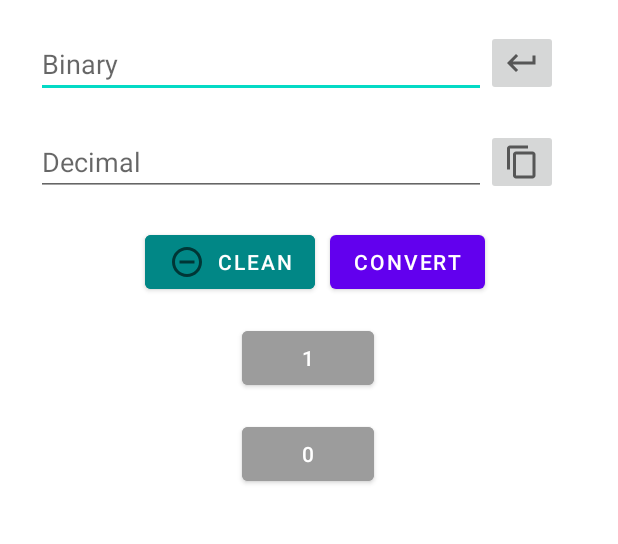
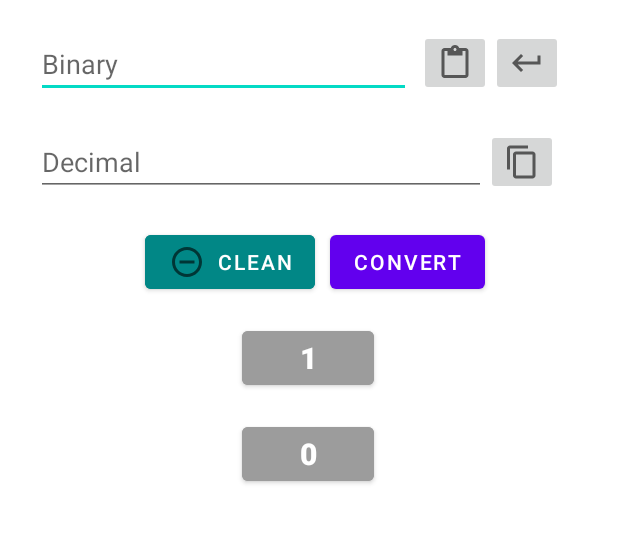
Before and after one commit to gustavodahora/Bin2DecWam, an Android app: the layout activity_main.xml on its own in the app's theme, with its tools: preview values and no code run, on a phone screen of 412 x 824 dp, the part 86-630 px from its top. Run offline under Robolectric (Android 15) with nearby library versions, the phone set to English and light mode, and no system bars.

Commit message:
Adding a new layout

```diff
--- /dev/null
+++ b/app/src/main/res/drawable/ic_baseline_content_paste_24.xml
@@ -0,0 +1,10 @@
+<vector xmlns:android="http://schemas.android.com/apk/res/android"
+    android:width="24dp"
+    android:height="24dp"
+    android:viewportWidth="24"
+    android:viewportHeight="24"
+    android:tint="?attr/colorControlNormal">
+  <path
+      android:fillColor="@android:color/white"
+      android:pathData="M19,2h-4.18C14.4,0.84 13.3,0 12,0c-1.3,0 -2.4,0.84 -2.82,2L5,2c-1.1,0 -2,0.9 -2,2v16c0,1.1 0.9,2 2,2h14c1.1,0 2,-0.9 2,-2L21,4c0,-1.1 -0.9,-2 -2,-2zM12,2c0.55,0 1,0.45 1,1s-0.45,1 -1,1 -1,-0.45 -1,-1 0.45,-1 1,-1zM19,20L5,20L5,4h2v3h10L17,4h2v16z"/>
+</vector>
--- a/app/src/main/res/layout/activity_main.xml
+++ b/app/src/main/res/layout/activity_main.xml
@@ -24,7 +24,7 @@
 
     <EditText
         android:id="@+id/binary"
-        android:layout_width="300dp"
+        android:layout_width="250dp"
         android:layout_height="wrap_content"
         android:layout_marginStart="24dp"
         android:layout_marginTop="20dp"
@@ -36,13 +36,28 @@
         app:layout_constraintTop_toBottomOf="@id/app_name" />
 
     <ImageButton
+        android:id="@+id/paste"
+        android:layout_width="wrap_content"
+        android:layout_height="wrap_content"
+        android:onClick="backspace"
+        android:src="@drawable/ic_baseline_content_paste_24"
+        app:layout_constraintBottom_toBottomOf="@+id/binary"
+        app:layout_constraintStart_toEndOf="@+id/binary"
+        app:layout_constraintTop_toTopOf="@+id/binary"
+        app:layout_constraintEnd_toStartOf="@+id/backspace"
+        app:layout_constraintVertical_bias="0.0"
+        android:layout_marginStart="5dp"
+        android:layout_marginEnd="5dp"
+        />
+
+    <ImageButton
         android:id="@+id/backspace"
         android:layout_width="wrap_content"
         android:layout_height="wrap_content"
         android:onClick="backspace"
         android:src="@drawable/ic_baseline_keyboard_return_24"
         app:layout_constraintBottom_toBottomOf="@+id/binary"
-        app:layout_constraintStart_toEndOf="@+id/binary"
+        app:layout_constraintStart_toEndOf="@+id/paste"
         app:layout_constraintTop_toTopOf="@+id/binary"
         app:layout_constraintVertical_bias="0.0" />
 
@@ -105,6 +120,8 @@
         android:backgroundTint="@color/gray"
         android:onClick="one"
         android:text="@string/one"
+        android:textStyle="bold"
+        android:textSize="20sp"
         app:layout_constraintEnd_toEndOf="parent"
         app:layout_constraintHorizontal_bias="0.498"
         app:layout_constraintStart_toStartOf="parent"
@@ -118,6 +135,8 @@
         android:layout_marginTop="16dp"
         android:text="@string/zero"
         android:onClick="zero"
+        android:textStyle="bold"
+        android:textSize="20sp"
         app:layout_constraintEnd_toEndOf="parent"
         app:layout_constraintHorizontal_bias="0.498"
         app:layout_constraintStart_toStartOf="parent"
```
